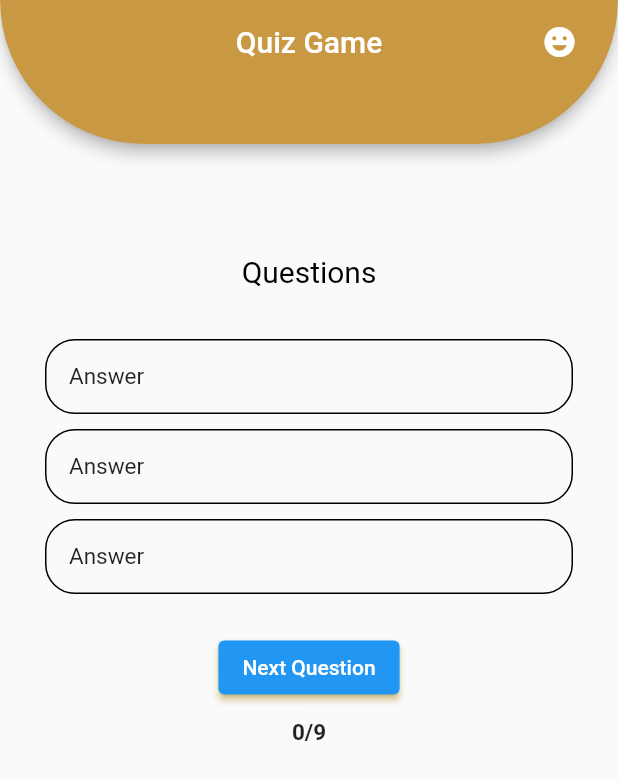
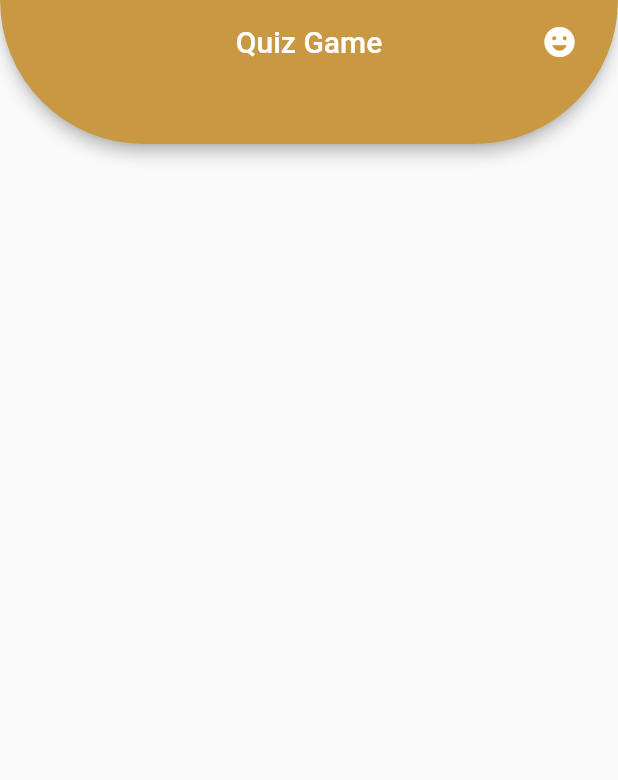
Before and after one commit to Prabhneet-Web/QuizApp, a Flutter app: the FirstPage screen opened directly, on a phone screen of 412 x 824 dp. Shown: the top 780 px of the screen. Run offline on Flutter 3.47's test engine with Material 2 defaults, Android fonts, the phone set to English and light mode, and no system bars; our stand-ins replace animated_text_kit, page_transition.

```diff
--- a/lib/pages/firstPage.dart
+++ b/lib/pages/firstPage.dart
@@ -12,13 +12,6 @@ class FirstPage extends StatefulWidget {
 }
 
 class _FirstPageState extends State<FirstPage> {
-  List<Icon> _scoreTracker = [
-    // Icon(Icons.check_sharp),
-    // Icon(Icons.clear_outlined)
-  ];
-  int _questionIndex = 0;
-  int _totalScore = 0;
-
   @override
   void initState() {
     super.initState();
@@ -63,151 +56,7 @@ class _FirstPageState extends State<FirstPage> {
           const SizedBox(width: 15)
         ],
       ),
-      body: Center(
-          child: Column(children: [
-        const SizedBox(height: 20),
-        Row(
-          children: [
-            const SizedBox(
-              width: 10,
-            ),
-            if (_scoreTracker.isEmpty) Container(height: 30.0),
-            if (_scoreTracker.isNotEmpty) ..._scoreTracker
-          ],
-        ),
-        Container(
-          width: double.infinity,
-          height: 70.0,
-          margin: const EdgeInsets.only(bottom: 5.0, left: 30.0, right: 30.0),
-          padding: const EdgeInsets.symmetric(horizontal: 50.0, vertical: 20.0),
-          decoration: BoxDecoration(borderRadius: BorderRadius.circular(20)),
-          child: const Center(
-              child: Text(
-            "Questions",
-            textAlign: TextAlign.center,
-            style: TextStyle(fontSize: 20.0, color: Colors.black),
-          )),
-        ),
-        InkWell(
-          onTap: () {},
-          child: Container(
-            padding: const EdgeInsets.all(15.0),
-            margin: const EdgeInsets.symmetric(vertical: 5.0, horizontal: 30.0),
-            width: double.infinity,
-            decoration: BoxDecoration(
-                borderRadius: BorderRadius.circular(20.0),
-                border: Border.all(color: Colors.black)),
-            child: const Text(
-              "Answer",
-              style: TextStyle(fontSize: 15),
-            ),
-          ),
-        ),
-        InkWell(
-          onTap: () {},
-          child: Container(
-            padding: const EdgeInsets.all(15.0),
-            margin: const EdgeInsets.symmetric(vertical: 5.0, horizontal: 30.0),
-            width: double.infinity,
-            decoration: BoxDecoration(
-                borderRadius: BorderRadius.circular(20.0),
-                border: Border.all(color: Colors.black)),
-            child: const Text(
-              "Answer",
-              style: TextStyle(fontSize: 15),
-            ),
-          ),
-        ),
-        InkWell(
-          onTap: () {},
-          child: Container(
-            padding: const EdgeInsets.all(15.0),
-            margin: const EdgeInsets.symmetric(vertical: 5.0, horizontal: 30.0),
-            width: double.infinity,
-            decoration: BoxDecoration(
-                borderRadius: BorderRadius.circular(20.0),
-                border: Border.all(color: Colors.black)),
-            child: const Text(
-              "Answer",
-              style: TextStyle(fontSize: 15),
-            ),
-          ),
-        ),
-        const SizedBox(height: 20.0),
-        ElevatedButton(
-          style: ElevatedButton.styleFrom(shadowColor: Colors.amber),
-          onPressed: () {},
-          child: const Text("Next Question"),
-        ),
-        Container(
-          padding: const EdgeInsets.only(
-              left: 20.0, right: 20.0, bottom: 20.0, top: 10.0),
-          child: const Text(
-            "0/9",
-            style: TextStyle(fontSize: 15, fontWeight: FontWeight.bold),
-          ),
-        )
-      ])),
+      body: Container()
     );
   }
 }
-
-// final _questions = const [
-//   {
-//     'question': 'How long is New Zealand\'s Ninety Mile Beach?',
-//     'answers': [
-//       {'answerText': '88km, so 55 miles long.', 'score': true},
-//       {'answerText': '55km, so 34 miles long.', 'score': false},
-//       {'ansertText': '90km, so 56 miles long.', 'score': false}
-//     ]
-//   },
-//   {
-//     'question':
-//         'In which month does the German festival of Oktoberfest mostly take place?',
-//     'answers': [
-//       {'answerText': 'January', 'score': false},
-//       {'answerText': 'October', 'score': false},
-//       {'ansertText': 'September', 'score': true}
-//     ]
-//   },
-//   {
-//     'question': 'Who composed the music for Sonic the Hedgehog 3?',
-//     'answers': [
-//       {'answerText': 'Britney Spears', 'score': false},
-//       {'answerText': 'Timbaland', 'score': false},
-//       {'ansertText': 'Michael Jackson', 'score': true}
-//     ]
-//   },
-//   {
-//     'question': 'In which country are Panama hats made?',
-//     'answers': [
-//       {'answerText': 'Ecuador', 'score': true},
-//       {'answerText': 'Panama(duh)', 'score': false},
-//       {'ansertText': 'Portugal', 'score': false}
-//     ]
-//   },
-//   {
-//     'question': 'From which country do French fries originate?',
-//     'answers': [
-//       {'answerText': 'Belgium', 'score': true},
-//       {'answerText': 'France(duh)', 'score': false},
-//       {'ansertText': 'Switzerland', 'score': false}
-//     ]
-//   },
-//   {
-//     'question': 'Which sea creature has three hearts?',
-//     'answers': [
-//       {'answerText': 'Great White Sharks', 'score': false},
-//       {'answerText': 'Killer Whales', 'score': false},
-//       {'ansertText': 'The Octupus', 'score': true}
-//     ]
-//   },
-//   {
-//     'question': 'Which European country eats the most chocolate per capita?',
-//     'answers': [
-//       {'answerText': 'Belgium', 'score': false},
-//       {'answerText': 'The Netherlands', 'score': false},
-//       {'ansertText': 'Switzerland', 'score': true}
-//     ]
-//   }
-// ];
```
Also changed, not shown: pubspec.yaml (+8 -0 lines), pubspec.lock, 11 other files.
